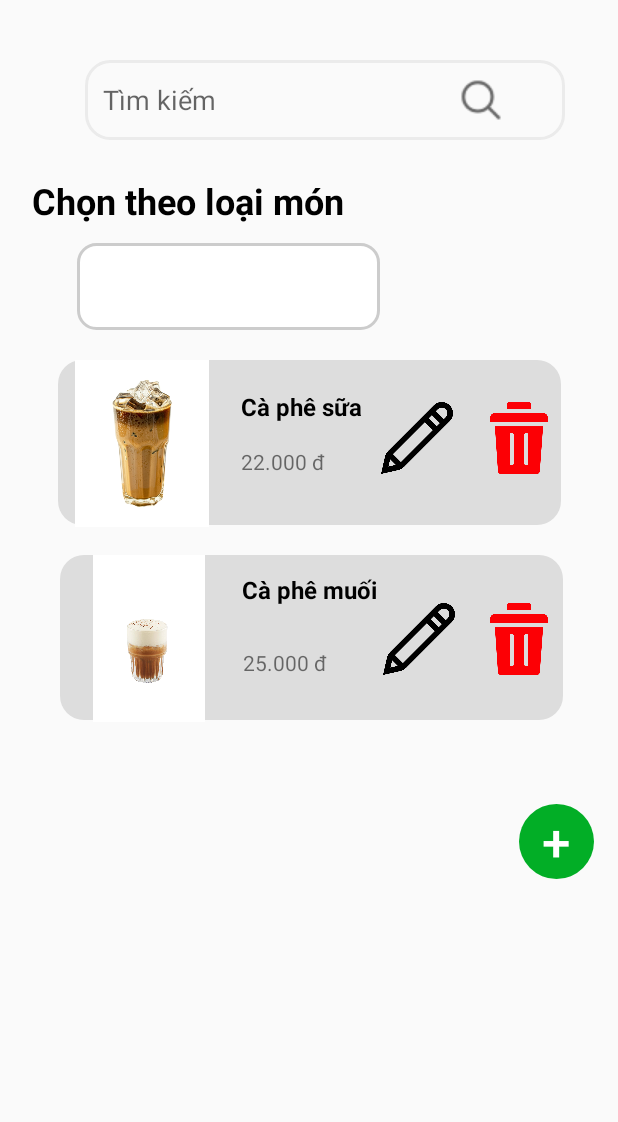
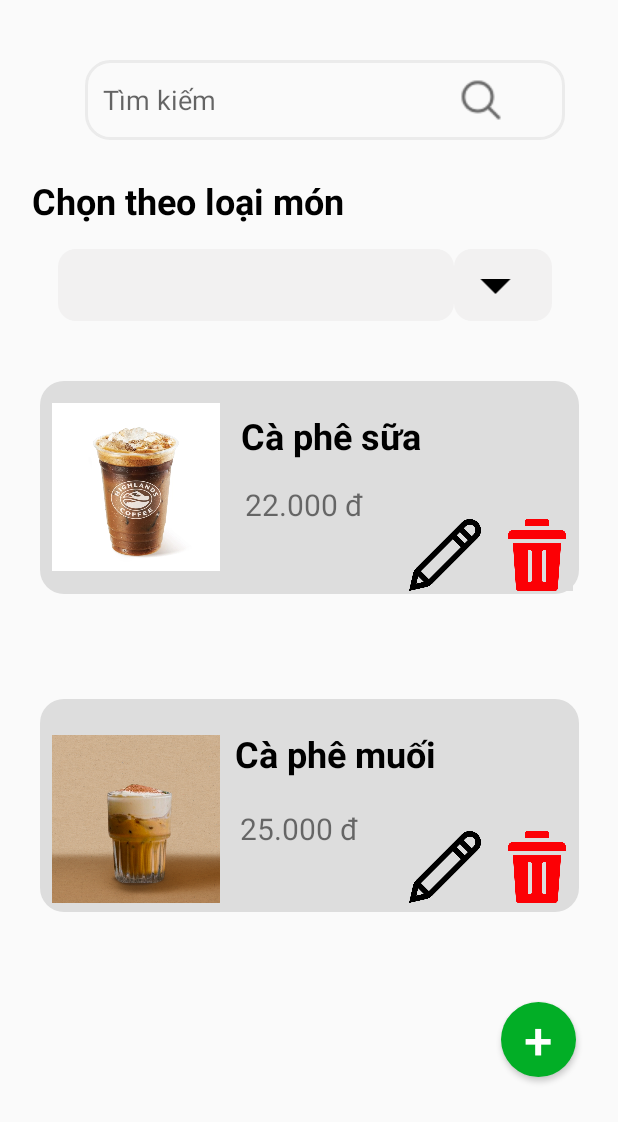
Before and after one commit to truongvu1508/BeanyDrinks, an Android app: the fragment thucDonQl shown on its own in the app's theme, on a phone screen of 412 x 824 dp. Shown: the top 1122 px of the screen. Run offline under Robolectric (Android 15) with nearby library versions, the phone set to English and light mode, and no system bars.

Commit message:
bao_update_full

```diff
--- a/app/src/main/res/layout/fragment_thuc_don_ql.xml
+++ b/app/src/main/res/layout/fragment_thuc_don_ql.xml
@@ -6,6 +6,34 @@
     android:layout_width="match_parent"
     android:layout_height="match_parent"
     tools:context=".thucDonQl">
+
+    <LinearLayout
+        android:id="@+id/linearLayout2"
+        android:layout_width="335dp"
+        android:layout_height="48dp"
+        android:layout_marginTop="16dp"
+        android:orientation="horizontal"
+        app:layout_constraintEnd_toEndOf="parent"
+        app:layout_constraintStart_toStartOf="parent"
+        app:layout_constraintTop_toBottomOf="@+id/textView3">
+
+        <Spinner
+            android:id="@+id/spinner2"
+            android:layout_width="match_parent"
+            android:layout_height="match_parent"
+            android:layout_weight="1"
+            android:background="@drawable/rounded_background"
+            android:paddingLeft="8dp" />
+
+        <ImageView
+            android:layout_width="65dp"
+            android:layout_height="48dp"
+            android:layout_gravity="center_vertical"
+            android:layout_marginEnd="6dp"
+            android:background="@drawable/rounded_background"
+            android:paddingLeft="-10dp"
+            android:src="@drawable/ic_spinner_arrow" />
+    </LinearLayout>
 
     <EditText
         android:id="@+id/editTextText6"
@@ -42,44 +70,97 @@
         app:layout_constraintStart_toStartOf="parent"
         app:layout_constraintTop_toBottomOf="@+id/editTextText6" />
 
-    <Spinner
-        android:id="@+id/spinner"
-        android:layout_width="202dp"
-        android:layout_height="58dp"
-        android:layout_marginTop="12dp"
-        android:background="@drawable/rounded_spinner"
-        app:layout_constraintEnd_toEndOf="parent"
-        app:layout_constraintHorizontal_bias="0.246"
-        app:layout_constraintStart_toStartOf="parent"
-        app:layout_constraintTop_toBottomOf="@+id/textView3" />
-
     <View
         android:id="@+id/roundedRectangleView"
-        android:layout_width="335dp"
-        android:layout_height="110dp"
-        android:layout_marginTop="20dp"
+        android:layout_width="359dp"
+        android:layout_height="142dp"
+        android:layout_marginTop="40dp"
         android:background="@drawable/rounded_rectangle"
         app:layout_constraintEnd_toEndOf="parent"
         app:layout_constraintStart_toStartOf="parent"
-        app:layout_constraintTop_toBottomOf="@+id/spinner" />
+        app:layout_constraintTop_toBottomOf="@+id/linearLayout2" />
 
     <View
         android:id="@+id/roundedRectangleView2"
-        android:layout_width="335dp"
-        android:layout_height="110dp"
-        android:layout_marginTop="20dp"
+        android:layout_width="359dp"
+        android:layout_height="142dp"
+        android:layout_marginTop="70dp"
         android:background="@drawable/rounded_rectangle"
         app:layout_constraintEnd_toEndOf="parent"
-        app:layout_constraintHorizontal_bias="0.52"
         app:layout_constraintStart_toStartOf="parent"
         app:layout_constraintTop_toBottomOf="@+id/roundedRectangleView" />
 
     <ImageView
+        android:id="@+id/imageView5"
+        android:layout_width="112dp"
+        android:layout_height="141dp"
+        android:layout_marginTop="80dp"
+        android:src="@drawable/ca_phe_muoi"
+        app:layout_constraintEnd_toEndOf="@+id/roundedRectangleView2"
+        app:layout_constraintHorizontal_bias="0.032"
+        app:layout_constraintStart_toStartOf="@+id/roundedRectangleView2"
+        app:layout_constraintTop_toBottomOf="@+id/imageView3" />
+
+    <TextView
+        android:id="@+id/textView12"
+        android:layout_width="wrap_content"
+        android:layout_height="wrap_content"
+        android:layout_marginTop="20dp"
+        android:text="Cà phê muối"
+        android:textColor="#000000"
+        android:textSize="24sp"
+        android:textStyle="bold"
+        app:layout_constraintEnd_toEndOf="@+id/roundedRectangleView2"
+        app:layout_constraintHorizontal_bias="0.094"
+        app:layout_constraintStart_toEndOf="@+id/imageView5"
+        app:layout_constraintTop_toTopOf="@+id/roundedRectangleView2" />
+
+    <ImageButton
+        android:id="@+id/imageButton9"
+        android:layout_width="48dp"
+        android:layout_height="48dp"
+        android:layout_marginTop="88dp"
+        android:layout_marginEnd="4dp"
+        android:adjustViewBounds="true"
+        android:background="#FFDDDDDD"
+        android:contentDescription="Chỉnh sửa"
+        android:scaleType="fitCenter"
+        android:src="@drawable/_861362"
+        app:layout_constraintEnd_toEndOf="@+id/roundedRectangleView"
+        app:layout_constraintTop_toTopOf="@+id/roundedRectangleView2" />
+
+    <ImageButton
+        android:id="@+id/imageButton3"
+        android:layout_width="48dp"
+        android:layout_height="48dp"
+        android:layout_marginTop="88dp"
+        android:layout_marginEnd="65dp"
+        android:adjustViewBounds="true"
+        android:background="#FFDDDDDD"
+        android:contentDescription="Chỉnh sửa"
+        android:scaleType="fitCenter"
+        android:src="@drawable/_64599"
+        app:layout_constraintEnd_toEndOf="@+id/roundedRectangleView2"
+        app:layout_constraintTop_toTopOf="@+id/roundedRectangleView2" />
+
+    <TextView
+        android:id="@+id/textView7"
+        android:layout_width="wrap_content"
+        android:layout_height="wrap_content"
+        android:layout_marginTop="20dp"
+        android:text="25.000 đ"
+        android:textSize="20sp"
+        app:layout_constraintEnd_toEndOf="@+id/roundedRectangleView"
+        app:layout_constraintHorizontal_bias="0.081"
+        app:layout_constraintStart_toEndOf="@+id/imageView5"
+        app:layout_constraintTop_toBottomOf="@+id/textView12" />
+
+    <ImageView
         android:id="@+id/imageView3"
-        android:layout_width="96dp"
-        android:layout_height="111dp"
+        android:layout_width="112dp"
+        android:layout_height="141dp"
         android:layout_marginStart="8dp"
-        android:src="@drawable/__ca_phe_sua_1586320543_3124"
+        android:src="@drawable/phin_sua_da_1698982829291"
         app:layout_constraintBottom_toBottomOf="@+id/roundedRectangleView"
         app:layout_constraintStart_toStartOf="@+id/roundedRectangleView"
         app:layout_constraintTop_toTopOf="@+id/roundedRectangleView"
@@ -92,7 +173,7 @@
         android:layout_marginTop="20dp"
         android:text="Cà phê sữa"
         android:textColor="#000000"
-        android:textSize="16sp"
+        android:textSize="24sp"
         android:textStyle="bold"
         app:layout_constraintEnd_toEndOf="@+id/roundedRectangleView"
         app:layout_constraintHorizontal_bias="0.119"
@@ -100,40 +181,12 @@
         app:layout_constraintTop_toTopOf="@+id/roundedRectangleView" />
 
 
-    <TextView
-        android:id="@+id/textView12"
-        android:layout_width="wrap_content"
-        android:layout_height="wrap_content"
-        android:layout_marginTop="12dp"
-        android:text="Cà phê muối"
-        android:textColor="#000000"
-        android:textSize="16sp"
-        android:textStyle="bold"
-        app:layout_constraintEnd_toEndOf="@+id/roundedRectangleView2"
-        app:layout_constraintHorizontal_bias="0.101"
-        app:layout_constraintStart_toEndOf="@+id/imageView5"
-        app:layout_constraintTop_toTopOf="@+id/roundedRectangleView2" />
-
-    <ImageButton
-        android:id="@+id/imageButton3"
-        android:layout_width="48dp"
-        android:layout_height="48dp"
-        android:layout_marginTop="32dp"
-        android:layout_marginEnd="72dp"
-        android:adjustViewBounds="true"
-        android:background="#FFDDDDDD"
-        android:contentDescription="Chỉnh sửa"
-        android:scaleType="fitCenter"
-        android:src="@drawable/_64599"
-        app:layout_constraintEnd_toEndOf="@+id/roundedRectangleView2"
-        app:layout_constraintTop_toTopOf="@+id/roundedRectangleView2" />
-
     <ImageButton
         android:id="@+id/imageButton8"
         android:layout_width="48dp"
         android:layout_height="48dp"
-        android:layout_marginTop="28dp"
-        android:layout_marginEnd="72dp"
+        android:layout_marginTop="92dp"
+        android:layout_marginEnd="65dp"
         android:adjustViewBounds="true"
         android:background="#FFDDDDDD"
         android:contentDescription="Chỉnh sửa"
@@ -146,7 +199,7 @@
         android:id="@+id/imageButton7"
         android:layout_width="48dp"
         android:layout_height="48dp"
-        android:layout_marginTop="28dp"
+        android:layout_marginTop="92dp"
         android:layout_marginEnd="4dp"
         android:adjustViewBounds="true"
         android:background="#FFDDDDDD"
@@ -156,58 +209,24 @@
         app:layout_constraintEnd_toEndOf="@+id/roundedRectangleView"
         app:layout_constraintTop_toTopOf="@+id/roundedRectangleView" />
 
-    <ImageButton
-        android:id="@+id/imageButton9"
-        android:layout_width="48dp"
-        android:layout_height="48dp"
-        android:layout_marginTop="32dp"
-        android:layout_marginEnd="4dp"
-        android:adjustViewBounds="true"
-        android:background="#FFDDDDDD"
-        android:contentDescription="Chỉnh sửa"
-        android:scaleType="fitCenter"
-        android:src="@drawable/_861362"
-        app:layout_constraintEnd_toEndOf="@+id/roundedRectangleView"
-        app:layout_constraintTop_toTopOf="@+id/roundedRectangleView2" />
-
-    <TextView
-        android:id="@+id/textView7"
-        android:layout_width="wrap_content"
-        android:layout_height="wrap_content"
-        android:layout_marginTop="28dp"
-        android:text="25.000 đ"
-        app:layout_constraintEnd_toEndOf="@+id/roundedRectangleView"
-        app:layout_constraintHorizontal_bias="0.086"
-        app:layout_constraintStart_toEndOf="@+id/imageView5"
-        app:layout_constraintTop_toBottomOf="@+id/textView12" />
-
     <TextView
         android:id="@+id/textView13"
         android:layout_width="wrap_content"
         android:layout_height="wrap_content"
         android:layout_marginTop="16dp"
         android:text="22.000 đ"
+        android:textSize="20sp"
         app:layout_constraintEnd_toEndOf="@+id/roundedRectangleView"
         app:layout_constraintHorizontal_bias="0.103"
         app:layout_constraintStart_toEndOf="@+id/imageView3"
         app:layout_constraintTop_toBottomOf="@+id/textView6" />
 
-    <ImageView
-        android:id="@+id/imageView5"
-        android:layout_width="96dp"
-        android:layout_height="111dp"
-        android:src="@drawable/citi_44689_2"
-        app:layout_constraintEnd_toEndOf="@+id/roundedRectangleView2"
-        app:layout_constraintHorizontal_bias="0.046"
-        app:layout_constraintStart_toStartOf="@+id/roundedRectangleView2"
-        app:layout_constraintTop_toTopOf="@+id/roundedRectangleView2" />
-
     <Button
         android:id="@+id/button4"
         android:layout_width="50dp"
         android:layout_height="50dp"
-        android:layout_marginTop="56dp"
-        android:layout_marginEnd="16dp"
+        android:layout_marginTop="60dp"
+        android:layout_marginEnd="28dp"
         android:background="@drawable/button_circle"
         android:text="+"
         android:textColor="#FFFFFF"
```
Also changed, not shown: app/src/main/AndroidManifest.xml (+11 -0 lines), app/src/main/java/com/example/beanydrinks/MainActivity.java (+7 -7 lines), app/src/main/java/com/example/beanydrinks/thanhtoan_nvActivity.java (added, +37 -0 lines), app/src/main/java/com/example/beanydrinks/thanhtoan_nv_2Activity.java (added, +43 -0 lines), app/src/main/res/layout/thanhtoan_nv.xml (+28 -17 lines), app/src/main/res/layout/thanhtoan_nv_2.xml (added, +105 -0 lines), app/src/main/res/drawable/ca_phe_muoi.webp (added), app/src/main/res/drawable/ckhoan.png (added), app/src/main/res/drawable/icon_caphesua.jpg (added), app/src/main/res/drawable/phin_sua_da_1698982829291.webp (added).
